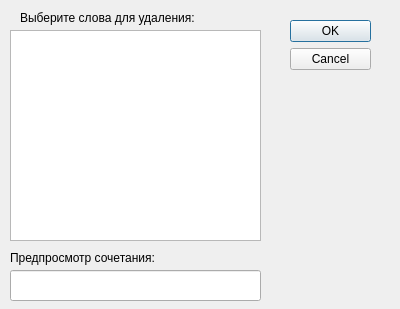
Old version of the form uis/delete_words_col.ui in the repository Holodome/ling.
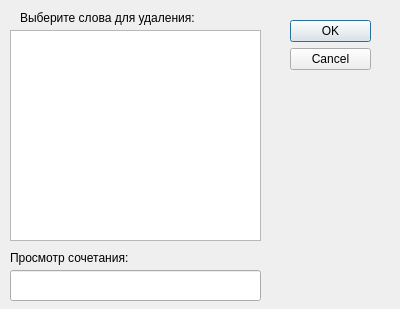
New version of the form.

The edit to the form file:
```diff
--- a/uis/delete_words_col.ui
+++ b/uis/delete_words_col.ui
@@ -65,7 +65,7 @@
     </rect>
    </property>
    <property name="text">
-    <string>Предпросмотр сочетания:</string>
+    <string>Просмотр сочетания:</string>
    </property>
   </widget>
   <widget class="QListWidget" name="word_list">
```
